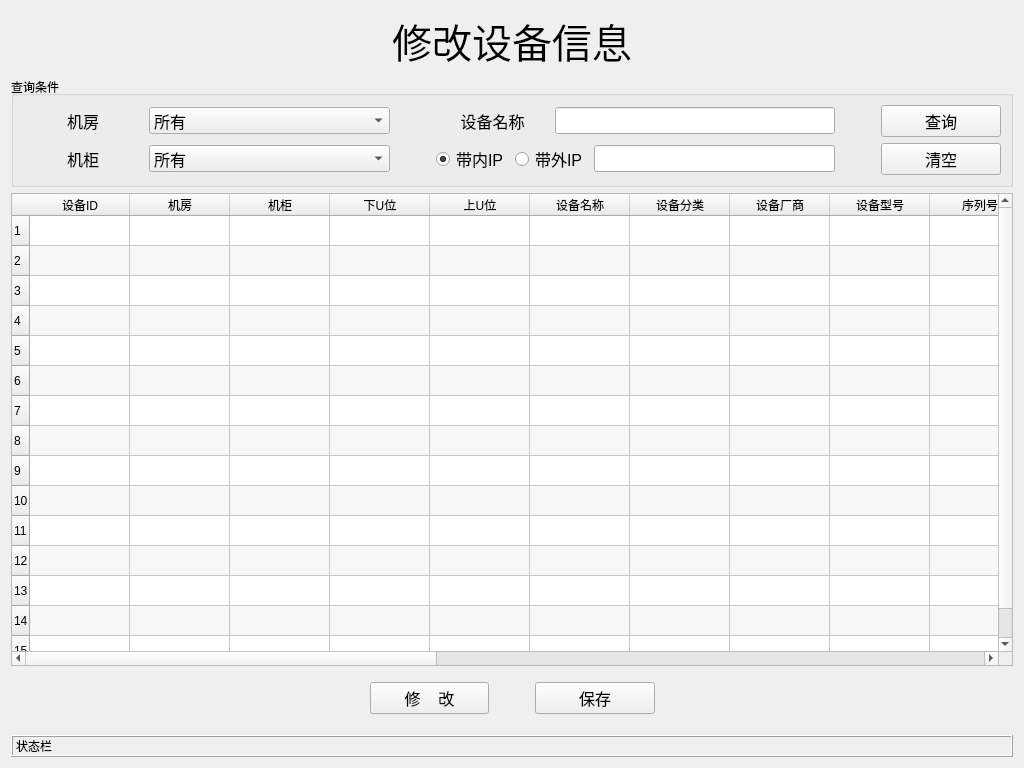
The window that ui/modify.ui (tainyuhong/pyside_machine_system) describes before a commit, drawn with Qt 5.
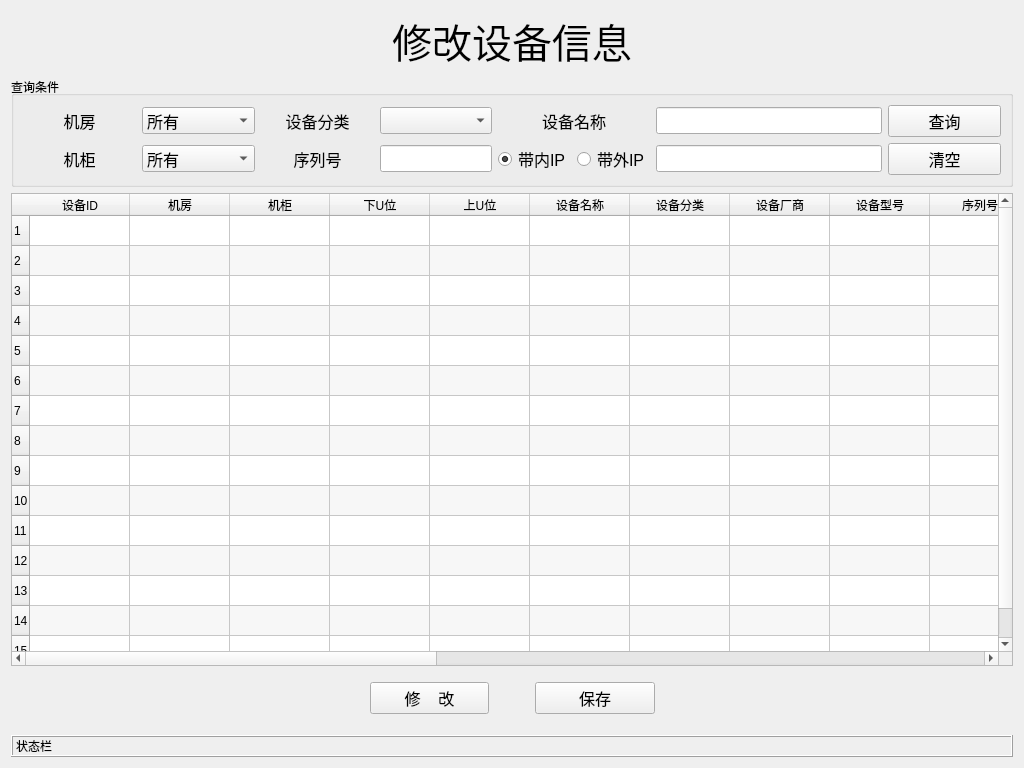
The same window after the commit.

Commit message: 1、设备修改窗口增加了按SN/设备分类查询功能 2、设备下架窗口增加了按机房机柜查询功能；

```diff
--- a/ui/modify.ui
+++ b/ui/modify.ui
@@ -60,20 +60,7 @@
        </property>
        <layout class="QVBoxLayout" name="verticalLayout">
         <item>
-         <layout class="QGridLayout" name="gridLayout" columnstretch="1,2,0,0,0,0,2,0,1">
-          <item row="1" column="7">
-           <spacer name="horizontalSpacer_3">
-            <property name="orientation">
-             <enum>Qt::Horizontal</enum>
-            </property>
-            <property name="sizeHint" stdset="0">
-             <size>
-              <width>40</width>
-              <height>20</height>
-             </size>
-            </property>
-           </spacer>
-          </item>
+         <layout class="QGridLayout" name="gridLayout" columnstretch="1,1,1,1,0,0,2,1">
           <item row="0" column="1">
            <widget class="QComboBox" name="cb_room">
             <property name="font">
@@ -88,7 +75,49 @@
             </item>
            </widget>
           </item>
-          <item row="0" column="8">
+          <item row="0" column="0">
+           <widget class="QLabel" name="label">
+            <property name="font">
+             <font>
+              <pointsize>12</pointsize>
+             </font>
+            </property>
+            <property name="text">
+             <string>机房</string>
+            </property>
+            <property name="alignment">
+             <set>Qt::AlignCenter</set>
+            </property>
+           </widget>
+          </item>
+          <item row="1" column="7">
+           <widget class="QPushButton" name="bt_clear">
+            <property name="font">
+             <font>
+              <pointsize>12</pointsize>
+             </font>
+            </property>
+            <property name="text">
+             <string>清空</string>
+            </property>
+           </widget>
+          </item>
+          <item row="1" column="0">
+           <widget class="QLabel" name="label_2">
+            <property name="font">
+             <font>
+              <pointsize>12</pointsize>
+             </font>
+            </property>
+            <property name="text">
+             <string>机柜</string>
+            </property>
+            <property name="alignment">
+             <set>Qt::AlignCenter</set>
+            </property>
+           </widget>
+          </item>
+          <item row="0" column="7">
            <widget class="QPushButton" name="bt_select">
             <property name="font">
              <font>
@@ -100,7 +129,45 @@
             </property>
            </widget>
           </item>
-          <item row="0" column="5" colspan="2">
+          <item row="1" column="1">
+           <widget class="QComboBox" name="cb_cabinet">
+            <property name="font">
+             <font>
+              <pointsize>12</pointsize>
+             </font>
+            </property>
+            <item>
+             <property name="text">
+              <string>所有</string>
+             </property>
+            </item>
+           </widget>
+          </item>
+          <item row="0" column="2">
+           <widget class="QLabel" name="label_3">
+            <property name="font">
+             <font>
+              <pointsize>12</pointsize>
+             </font>
+            </property>
+            <property name="text">
+             <string>设备分类</string>
+            </property>
+            <property name="alignment">
+             <set>Qt::AlignCenter</set>
+            </property>
+           </widget>
+          </item>
+          <item row="0" column="3">
+           <widget class="QComboBox" name="cb_sort">
+            <property name="font">
+             <font>
+              <pointsize>12</pointsize>
+             </font>
+            </property>
+           </widget>
+          </item>
+          <item row="0" column="6">
            <widget class="QLineEdit" name="machine_name">
             <property name="font">
              <font>
@@ -109,6 +176,27 @@
             </property>
            </widget>
           </item>
+          <item row="1" column="5">
+           <widget class="QRadioButton" name="rd_bmc_ip">
+            <property name="font">
+             <font>
+              <pointsize>12</pointsize>
+             </font>
+            </property>
+            <property name="text">
+             <string>带外IP</string>
+            </property>
+           </widget>
+          </item>
+          <item row="1" column="3">
+           <widget class="QLineEdit" name="le_sn">
+            <property name="font">
+             <font>
+              <pointsize>12</pointsize>
+             </font>
+            </property>
+           </widget>
+          </item>
           <item row="1" column="6">
            <widget class="QLineEdit" name="mg_ip">
             <property name="font">
@@ -121,35 +209,7 @@
             </property>
            </widget>
           </item>
-          <item row="0" column="7">
-           <spacer name="horizontalSpacer_4">
-            <property name="orientation">
-             <enum>Qt::Horizontal</enum>
-            </property>
-            <property name="sizeHint" stdset="0">
-             <size>
-              <width>40</width>
-              <height>20</height>
-             </size>
-            </property>
-           </spacer>
-          </item>
-          <item row="1" column="0">
-           <widget class="QLabel" name="label_2">
-            <property name="font">
-             <font>
-              <pointsize>12</pointsize>
-             </font>
-            </property>
-            <property name="text">
-             <string>机柜</string>
-            </property>
-            <property name="alignment">
-             <set>Qt::AlignCenter</set>
-            </property>
-           </widget>
-          </item>
-          <item row="1" column="3">
+          <item row="1" column="4">
            <widget class="QRadioButton" name="rd_mg_ip">
             <property name="font">
              <font>
@@ -164,33 +224,22 @@
             </property>
            </widget>
           </item>
-          <item row="1" column="4" colspan="2">
-           <widget class="QRadioButton" name="rd_bmc_ip">
+          <item row="1" column="2">
+           <widget class="QLabel" name="label_4">
             <property name="font">
              <font>
               <pointsize>12</pointsize>
              </font>
             </property>
             <property name="text">
-             <string>带外IP</string>
+             <string>序列号</string>
             </property>
-           </widget>
-          </item>
-          <item row="1" column="1">
-           <widget class="QComboBox" name="cb_cabinet">
-            <property name="font">
-             <font>
-              <pointsize>12</pointsize>
-             </font>
+            <property name="alignment">
+             <set>Qt::AlignCenter</set>
             </property>
-            <item>
-             <property name="text">
-              <string>所有</string>
-             </property>
-            </item>
            </widget>
           </item>
-          <item row="0" column="3" colspan="2">
+          <item row="0" column="4" colspan="2">
            <widget class="QLabel" name="lb_machine_name">
             <property name="font">
              <font>
@@ -205,46 +254,6 @@
             </property>
            </widget>
           </item>
-          <item row="0" column="0">
-           <widget class="QLabel" name="label">
-            <property name="font">
-             <font>
-              <pointsize>12</pointsize>
-             </font>
-            </property>
-            <property name="text">
-             <string>机房</string>
-            </property>
-            <property name="alignment">
-             <set>Qt::AlignCenter</set>
-            </property>
-           </widget>
-          </item>
-          <item row="1" column="8">
-           <widget class="QPushButton" name="bt_clear">
-            <property name="font">
-             <font>
-              <pointsize>12</pointsize>
-             </font>
-            </property>
-            <property name="text">
-             <string>清空</string>
-            </property>
-           </widget>
-          </item>
-          <item row="1" column="2">
-           <spacer name="horizontalSpacer_5">
-            <property name="orientation">
-             <enum>Qt::Horizontal</enum>
-            </property>
-            <property name="sizeHint" stdset="0">
-             <size>
-              <width>40</width>
-              <height>20</height>
-             </size>
-            </property>
-           </spacer>
-          </item>
          </layout>
         </item>
        </layout>
```
Left out of the diff: 18 changed lines with no effect on the pictures. The commit also changes 16 other files.
